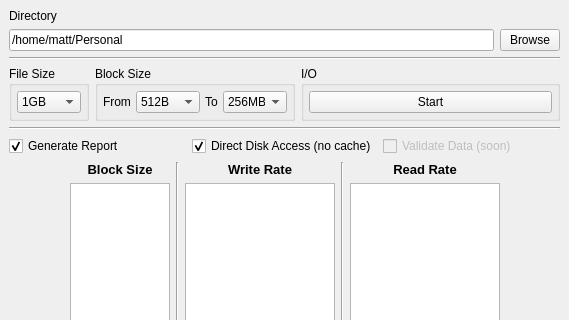
Above: mainwindow.ui from mathieeo/rateCheck before the change; both pictures show x 0 to 569 and y 0 to 320 of the 569 by 793 pixel window. Below: the same form after it.
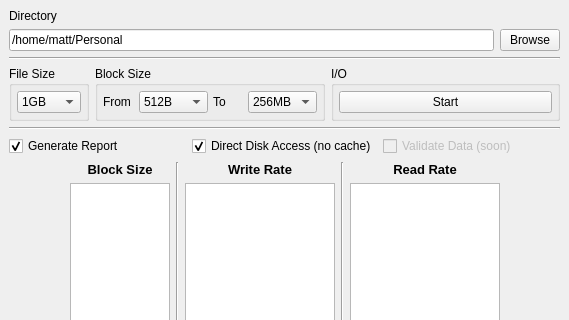
That is the form after the change.

The edit to the form file:
```diff
--- a/mainwindow.ui
+++ b/mainwindow.ui
@@ -270,7 +270,7 @@
          <widget class="QGroupBox" name="groupBox">
           <property name="maximumSize">
            <size>
-            <width>200</width>
+            <width>250</width>
             <height>16777215</height>
            </size>
           </property>
```
Left out of the diff: 2 changed lines with no effect on the pictures.
